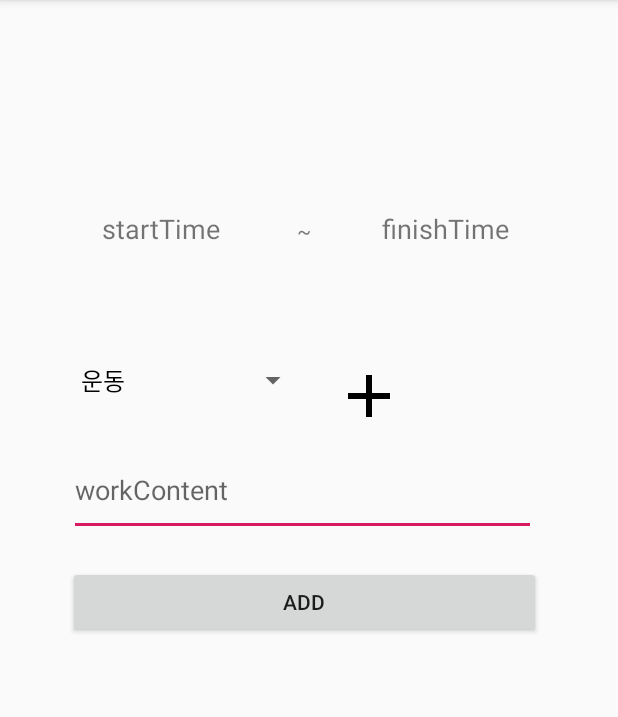
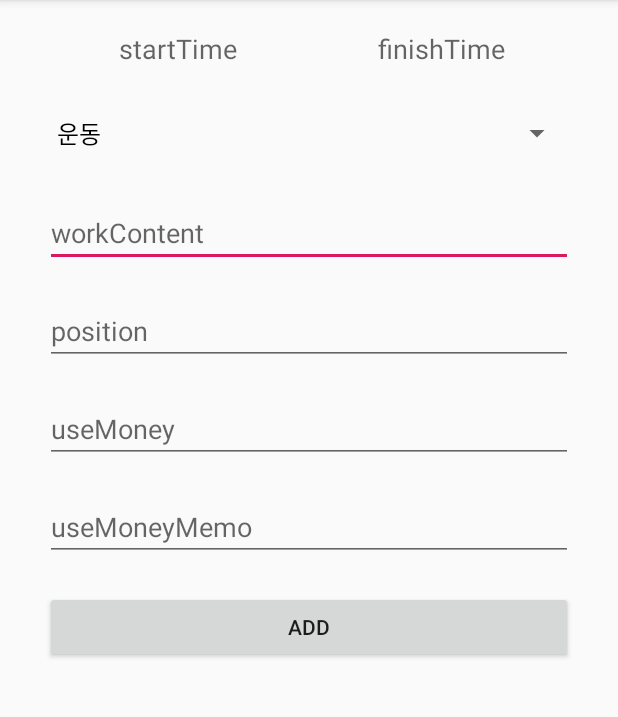
Before and after one commit to BYHadong/Tday, an Android app: the InputPage screen opened directly, with no data from a screen before it, on a phone screen of 412 x 824 dp, the part 84-801 px from its top. Run offline under Robolectric (Android 15) with nearby library versions, the phone set to English and light mode, and no system bars.

```diff
--- a/app/src/main/AndroidManifest.xml
+++ b/app/src/main/AndroidManifest.xml
@@ -9,8 +9,8 @@
             android:roundIcon="@mipmap/ic_launcher_round"
             android:supportsRtl="true"
             android:theme="@style/AppTheme">
-        <activity android:name=".View.InputPage"></activity>
-        <activity android:name=".View.TdayMain">
+        <activity android:name=".Page.InputPage"></activity>
+        <activity android:name=".Page.TdayMain">
             <intent-filter>
                 <action android:name="android.intent.action.MAIN" />
 
--- a/app/src/main/java/byc/app/tday/ViewModel/WorkViewModel.kt
+++ b/app/src/main/java/byc/app/tday/ViewModel/WorkViewModel.kt
@@ -5,8 +5,8 @@ import androidx.lifecycle.AndroidViewModel
 import androidx.lifecycle.LiveData
 import androidx.lifecycle.viewModelScope
 import byc.app.tday.Room.TdayDataBase
-import byc.app.tday.Room.Work.WorkRepository
-import byc.app.tday.Room.Work.WorkModel
+import byc.app.tday.Room.WorkRepository
+import byc.app.tday.Room.WorkModel
 import kotlinx.coroutines.Dispatchers
 import kotlinx.coroutines.launch
 
--- a/app/src/main/res/layout/activity_input_page.xml
+++ b/app/src/main/res/layout/activity_input_page.xml
@@ -1,92 +1,96 @@
 <?xml version="1.0" encoding="utf-8"?>
-<androidx.constraintlayout.widget.ConstraintLayout xmlns:android="http://schemas.android.com/apk/res/android"
+<LinearLayout xmlns:android="http://schemas.android.com/apk/res/android"
         xmlns:app="http://schemas.android.com/apk/res-auto"
         xmlns:tools="http://schemas.android.com/tools"
         android:layout_width="match_parent"
         android:layout_height="match_parent"
-        tools:context=".View.InputPage">
+        android:orientation="vertical"
+        tools:context=".Page.InputPage">
 
-    <ImageView
-            android:id="@+id/workCategoryIcon"
-            android:layout_width="wrap_content"
+    <LinearLayout
+            android:id="@+id/timeTextView"
+            android:layout_width="match_parent"
             android:layout_height="wrap_content"
-            android:layout_margin="@dimen/fab_button_margin_size"
-            app:layout_constraintLeft_toRightOf="@+id/workCategorySpinner"
-            app:layout_constraintBottom_toTopOf="@+id/workContent"
-            android:src="@drawable/baseline_add_black_48" />
+            android:layout_marginLeft="30dp"
+            android:layout_marginTop="20dp"
+            android:layout_marginRight="30dp"
+            android:orientation="horizontal">
 
         <TextView
                 android:id="@+id/startTextView"
-            android:layout_width="wrap_content"
+                android:layout_width="match_parent"
                 android:layout_height="wrap_content"
-            android:layout_marginStart="68dp"
-            android:layout_marginTop="140dp"
-            android:text="startTime"
-            android:textSize="18sp"
-            app:layout_constraintStart_toStartOf="parent"
-            app:layout_constraintTop_toTopOf="parent" />
+                android:layout_weight="1"
+                android:gravity="center"
+                android:hint="startTime"
+                android:textSize="18sp" />
 
         <TextView
                 android:id="@+id/finishTextView"
-            android:layout_width="wrap_content"
+                android:layout_width="match_parent"
                 android:layout_height="wrap_content"
-            android:layout_marginStart="108dp"
-            android:layout_marginTop="140dp"
-            android:layout_marginEnd="76dp"
-            android:text="finishTime"
-            android:textSize="18sp"
-            app:layout_constraintEnd_toEndOf="parent"
-            app:layout_constraintHorizontal_bias="0.0"
-            app:layout_constraintStart_toEndOf="@+id/startTextView"
-            app:layout_constraintTop_toTopOf="parent" />
+                android:layout_weight="1"
+                android:gravity="center"
+                android:hint="finishTime"
+                android:textSize="18sp" />
+
+    </LinearLayout>
+
+    <Spinner
+            android:id="@+id/workCategorySpinner"
+            android:layout_width="match_parent"
+            android:layout_height="wrap_content"
+            android:layout_marginLeft="30dp"
+            android:layout_marginTop="20dp"
+            android:layout_marginRight="30dp" />
 
     <EditText
             android:id="@+id/workContent"
-            android:layout_width="311dp"
-            android:layout_height="53dp"
-            android:layout_marginTop="304dp"
-            android:ems="10"
+            android:layout_width="match_parent"
+            android:layout_height="wrap_content"
+            android:layout_marginLeft="30dp"
+            android:layout_marginTop="20dp"
+            android:layout_marginRight="30dp"
             android:gravity="start|top"
-            android:hint="workContent"
-            app:layout_constraintEnd_toEndOf="parent"
-            app:layout_constraintHorizontal_bias="0.46"
-            app:layout_constraintStart_toStartOf="parent"
-            app:layout_constraintTop_toTopOf="parent" />
+            android:hint="workContent" />
 
-    <Spinner
-            android:id="@+id/workCategorySpinner"
-            android:layout_width="160dp"
-            android:layout_height="37dp"
-            android:layout_marginBottom="32dp"
-            app:layout_constraintBottom_toTopOf="@+id/workContent"
-            app:layout_constraintEnd_toEndOf="parent"
-            app:layout_constraintHorizontal_bias="0.183"
-            app:layout_constraintStart_toStartOf="parent"
-            app:layout_constraintTop_toTopOf="parent"
-            app:layout_constraintVertical_bias="1.0" />
 
-    <TextView
-            android:id="@+id/textView3"
-            android:layout_width="wrap_content"
+
+
+    <EditText
+            android:id="@+id/userPosition"
+            android:layout_width="match_parent"
             android:layout_height="wrap_content"
-            android:layout_marginStart="24dp"
-            android:layout_marginTop="144dp"
-            android:layout_marginEnd="26dp"
-            android:text="~"
-            app:layout_constraintEnd_toStartOf="@+id/finishTextView"
-            app:layout_constraintHorizontal_bias="0.562"
-            app:layout_constraintStart_toEndOf="@+id/startTextView"
-            app:layout_constraintTop_toTopOf="parent" />
+            android:layout_marginLeft="30dp"
+            android:layout_marginTop="20dp"
+            android:layout_marginRight="30dp"
+            android:hint="position" />
+
+    <EditText
+            android:id="@+id/useMoney"
+            android:layout_width="match_parent"
+            android:layout_height="wrap_content"
+            android:layout_marginLeft="30dp"
+            android:layout_marginTop="20dp"
+            android:layout_marginRight="30dp"
+            android:hint="useMoney" />
+
+    <EditText
+            android:id="@+id/useMoneyMemo"
+            android:layout_width="match_parent"
+            android:layout_height="wrap_content"
+            android:layout_marginLeft="30dp"
+            android:layout_marginTop="20dp"
+            android:layout_marginRight="30dp"
+            android:hint="useMoneyMemo" />
 
     <Button
             android:id="@+id/todayAddButton"
-            android:layout_width="315dp"
-            android:layout_height="48dp"
+            android:layout_width="match_parent"
+            android:layout_height="wrap_content"
+            android:layout_marginLeft="30dp"
             android:layout_marginTop="20dp"
-            android:text="Add"
-            app:layout_constraintEnd_toEndOf="parent"
-            app:layout_constraintHorizontal_bias="0.468"
-            app:layout_constraintStart_toStartOf="parent"
-            app:layout_constraintTop_toBottomOf="@+id/workContent" />
+            android:layout_marginRight="30dp"
+            android:text="Add" />
 
-</androidx.constraintlayout.widget.ConstraintLayout>
+</LinearLayout>
--- a/app/src/main/res/layout/activity_tday_main.xml
+++ b/app/src/main/res/layout/activity_tday_main.xml
@@ -5,7 +5,7 @@
         android:id="@+id/mainLayout"
         android:layout_width="match_parent"
         android:layout_height="match_parent"
-        tools:context=".View.TdayMain">
+        tools:context=".Page.TdayMain">
 
     <!--    <LinearLayout-->
     <!--            android:id="@+id/mainPieChartLayout"-->
```
Also changed, not shown: app/src/main/java/byc/app/tday/Model/adapter/TodoListAdapter.kt (+34 -9 lines), app/src/main/java/byc/app/tday/Page/InputPage.kt (renamed from app/src/main/java/byc/app/tday/View/InputPage.kt, +4 -38 lines), app/src/main/java/byc/app/tday/Page/TdayMain.kt (renamed from app/src/main/java/byc/app/tday/View/TdayMain.kt, +85 -43 lines), app/src/main/java/byc/app/tday/Room/Entity.kt (added, +66 -0 lines), app/src/main/java/byc/app/tday/Room/TdayDao.kt (added, +52 -0 lines), app/src/main/java/byc/app/tday/Room/TdayDataBase.kt (+6 -10 lines), app/src/main/java/byc/app/tday/Room/TdayRepository.kt (renamed from app/src/main/java/byc/app/tday/Room/Work/WorkRepository.kt, +21 -1 lines), app/src/main/java/byc/app/tday/Room/Work/WorkDao.kt (deleted, +0 -25 lines), app/src/main/java/byc/app/tday/Room/Work/WorkModel.kt (deleted, +0 -23 lines), app/src/main/java/byc/app/tday/ViewModel/MoneyViewModel.kt (added, +34 -0 lines), app/src/main/java/byc/app/tday/ViewModel/TdayViewModel.kt (added, +21 -0 lines), app/src/main/res/layout/todo_list_item.xml (+49 -8 lines). Lines whose indentation alone changed are shown as unchanged.
